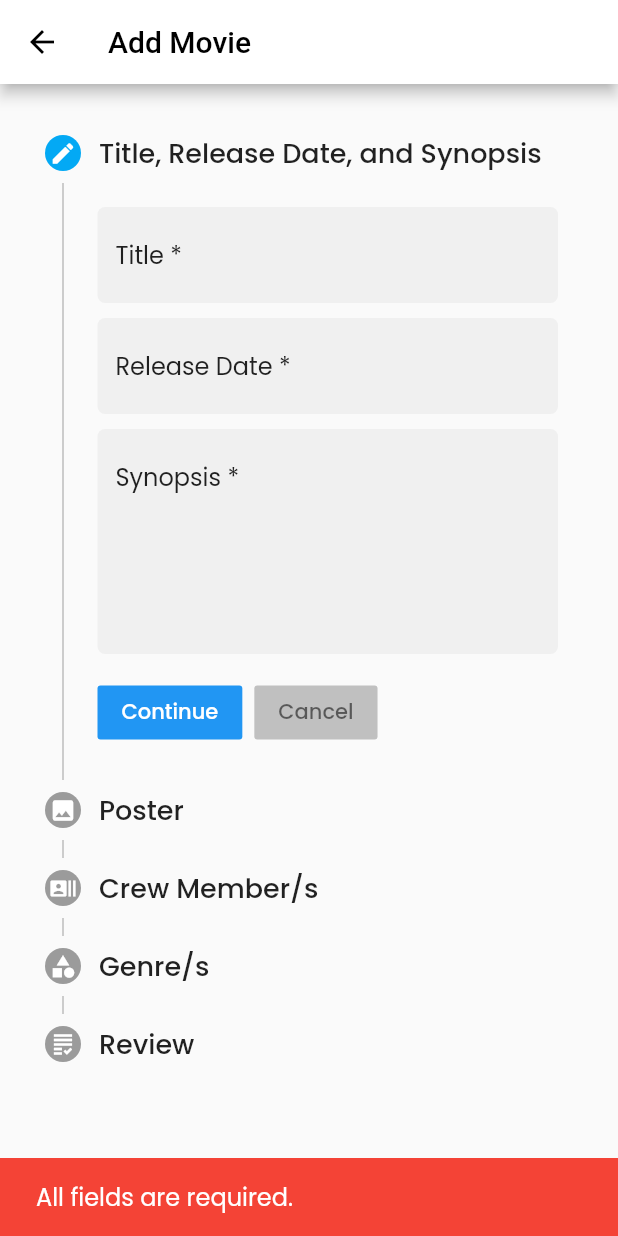
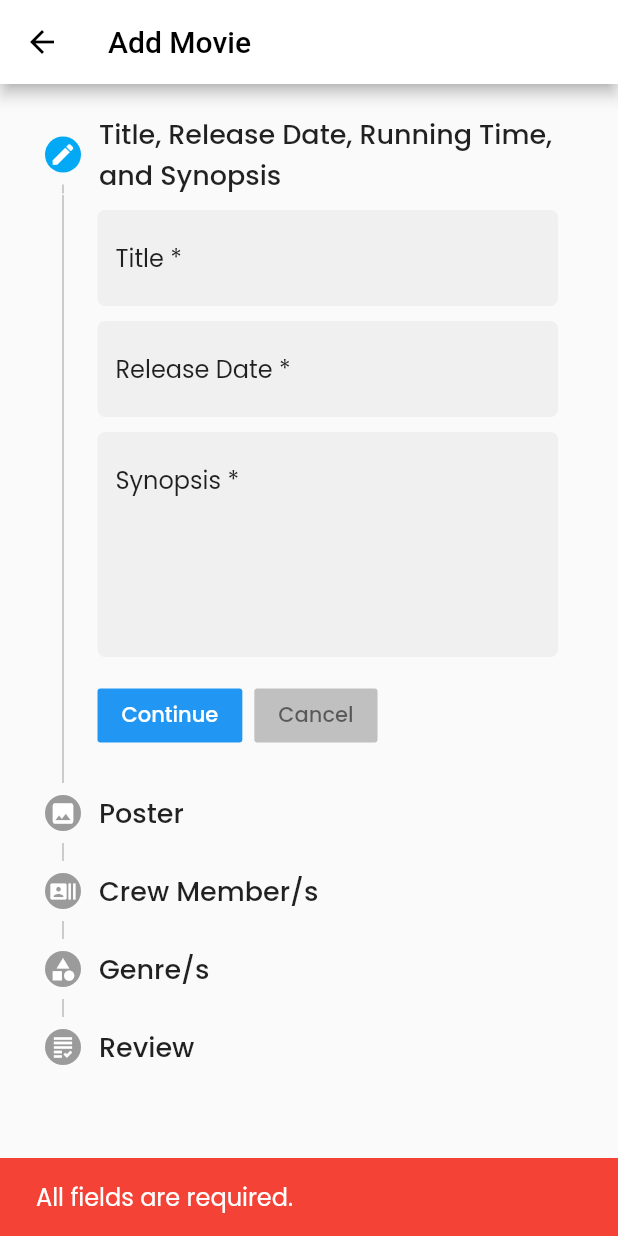
Before and after one commit to abyfernandez/mubidibi, a Flutter app: the AddMovie screen opened directly, after a tap on "Continue", on a phone screen of 412 x 824 dp. Run offline on Flutter 3.47's test engine with Material 2 defaults, Android fonts, the phone set to English and light mode, and no system bars; our stand-ins replace cloud_firestore, dio, firebase_auth, flutter_rating_bar, font_awesome_flutter, get_it and 7 more; missing offline and left inert: floating_action_bubble, searchable_dropdown; accounts and stored records are empty; network calls fail; statements that could not run were skipped.

```diff
--- a/lib/models/movie.dart
+++ b/lib/models/movie.dart
@@ -10,6 +10,7 @@ class Movie {
   final int movieId;
   final String title;
   final String synopsis;
+  final num runningTime;
   final String poster;
   final List<dynamic> genre;
   final String releaseDate;
@@ -19,17 +20,19 @@ class Movie {
     this.movieId,
     this.title,
     this.synopsis,
+    this.runningTime,
     this.poster,
     this.genre,
     this.releaseDate,
     this.addedBy,
   });
 
-  factory Movie.fromJson(Map<String, dynamic> json) {
+  factory Movie.fromJson(Map<dynamic, dynamic> json) {
     return Movie(
       movieId: json['id'],
       title: json['title'],
       synopsis: json['synopsis'],
+      runningTime: json['running_time'],
       poster: json['poster'],
       genre: json['genre'],
       releaseDate: json['release_date'],
@@ -41,6 +44,7 @@ class Movie {
         "id": movieId,
         "title": title,
         "synopsis": synopsis,
+        "running_time": runningTime,
         "poster": poster,
         "genre": genre,
         "release_date": releaseDate,
--- a/lib/models/review.dart
+++ b/lib/models/review.dart
@@ -13,7 +13,7 @@ class Review {
   final String firstName;
   final String middleName;
   final String lastName;
-  final double rating;
+  final num rating;
   final String review;
   final String addedAt;
 
@@ -33,7 +33,10 @@ class Review {
       reviewId: json['id'],
       movieId: json['movie_id'],
       userId: json['account_id'],
-      rating: json['rating'] == 0 ? 0.00 : json['rating'],
+      firstName: json['first_name'],
+      middleName: json['middle_name'],
+      lastName: json['last_name'],
+      rating: json['rating'],
       review: json['review'],
       addedAt: json['added_at'],
     );
--- a/lib/ui/router.dart
+++ b/lib/ui/router.dart
@@ -44,10 +44,10 @@ Route<dynamic> generateRoute(RouteSettings settings) {
       );
     case AddMovieRoute:
       var movie = settings.arguments as Movie;
-      var crew = settings.arguments as Crew;
+      var crewEdit = settings.arguments as List<List<Crew>>;
       return _getPageRoute(
         routeName: settings.name,
-        viewToShow: AddMovie(movie: movie),
+        viewToShow: AddMovie(movie: movie, crewEdit: crewEdit),
       );
     default:
       return MaterialPageRoute(
--- a/lib/ui/views/add_movie.dart
+++ b/lib/ui/views/add_movie.dart
@@ -23,28 +23,34 @@ import 'package:mubidibi/ui/widgets/my_stepper.dart';
 
 class AddMovie extends StatefulWidget {
   final Movie movie;
-  // final List<List<Crew>> crew;
+  final List<List<Crew>> crewEdit;
 
-  AddMovie({Key key, this.movie}) : super(key: key);
+  AddMovie({Key key, this.movie, this.crewEdit}) : super(key: key);
 
   @override
-  _AddMovieState createState() => _AddMovieState(movie);
+  _AddMovieState createState() => _AddMovieState(movie, crewEdit);
 }
 
 // ADD MOVIE FIRST PAGE
 class _AddMovieState extends State<AddMovie> {
   final Movie movie;
-  // final List<List<Crew>> crew;
+  final List<List<Crew>> crewEdit;
 
-  _AddMovieState(this.movie);
+  _AddMovieState(this.movie, this.crewEdit);
 
+  // MOVIE FIELD VARIABLES
   DateTime _date;
   final titleController = TextEditingController();
   final synopsisController = TextEditingController();
+  final runtimeController = TextEditingController();
   File imageFile; // for uploading poster w/ image picker
   final picker = ImagePicker();
   var mimetype;
   String base64Image; // picked image in base64 format
+  var screenshots = List(); // for uploading movie screenshots
+  var imageURI = ''; // for movie edit
+
+  // SERVICES
   final AuthenticationService _authenticationService =
       locator<AuthenticationService>();
   final NavigationService _navigationService = locator<NavigationService>();
@@ -53,9 +59,12 @@ class _AddMovieState extends State<AddMovie> {
   List<int> filmGenres = []; // Genre(s)
   List<int> directors = []; // Director(s)
   List<int> writers = []; // Writer(s)
+  List<DropdownMenuItem> crewItems = [];
+  List<Crew> crewList = [];
+
   int currentStep = 0;
   List<String> stepperTitle = [
-    "Title, Release Date, and Synopsis",
+    "Title, Release Date, Running Time, and Synopsis",
     "Poster",
     "Crew Member/s",
     "Genre/s",
@@ -69,9 +78,6 @@ class _AddMovieState extends State<AddMovie> {
       child: Text(value),
     );
   }).toList();
-
-  List<DropdownMenuItem> crewItems = []; // declare a class variable
-  List<Crew> crewList = []; // declare a class variable
 
   // function for calling viewmodel's getAllCrew method
   void fetchCrew() async {
@@ -133,18 +139,7 @@ class _AddMovieState extends State<AddMovie> {
     return genreIndices;
   }
 
-  // // function for calling viewmodel's getCrewForDetails method (EDIT MOVIE)
-  // Future<List<List<Crew>>> fetchMovieCrew(String movieId) async {
-  //   if (movieId != null) {
-  //     var model = CrewViewModel();
-  //     var crew = await model.getCrewForDetails(movieId: movieId);
-  //     return crew;
-  //   } else {
-  //     return [];
-  //   }
-  // }
-
-  // get image using image picker
+  // get image using image picker for movie poster
   Future getImage() async {
     final pickedFile = await picker.getImage(source: ImageSource.gallery);
     if (pickedFile != null) {
@@ -156,6 +151,41 @@ class _AddMovieState extends State<AddMovie> {
     } else {
       print('No image selected.');
     }
+  }
+
+  // get images using image picker for movie screenshots
+  Future getScreenshot() async {
+    final pickedFile = await picker.getImage(source: ImageSource.gallery);
+    if (pickedFile != null) {
+      var image = File(pickedFile.path);
+      setState(() {
+        screenshots.add(image);
+      });
+      print(screenshots.length);
+    } else {
+      print('No image selected.');
+    }
+  }
+
+  Widget displayScreenshots() {
+    return Column(
+        children: screenshots
+            .map(
+              (pic) => Container(
+                height: 200,
+                width: 150,
+                child: Image.file(
+                  pic,
+                  width: 150,
+                  height: 200,
+                  fit: BoxFit.cover,
+                ),
+                decoration: BoxDecoration(
+                  borderRadius: BorderRadius.circular(5),
+                ),
+              ),
+            )
+            .toList());
   }
 
   final _formKey = GlobalKey<FormState>();
@@ -181,11 +211,21 @@ class _AddMovieState extends State<AddMovie> {
             ? DateTime.parse(movie?.releaseDate)
             : null;
         synopsisController.text = movie?.synopsis ?? '';
+
         // TO DO: IMAGE EDIT
+        imageURI = movie?.poster ?? '';
+
+        // GENRES
         filmGenres = genreIndices(movie?.genre ?? []);
-        // crew here
-        // crew != null ? directors = crew[0] : []
-        // directors = // TO DO: crew initial value in fields
+
+        // CREW
+        directors = crewEdit.isNotEmpty
+            ? crewEdit[0].map((d) => d.crewId).toList()
+            : [];
+        writers = crewEdit.isNotEmpty
+            ? crewEdit[1].map((e) => e.crewId).toList()
+            : [];
+        // TO DO: ACTORS FIELD
       },
       builder: (context, model, child) => Scaffold(
         key: _scaffoldKey,
@@ -256,7 +296,8 @@ class _AddMovieState extends State<AddMovie> {
                                     }
                                     break;
                                   case 1: // poster
-                                    if (imageFile == null) {
+                                    if (imageFile == null ||
+                                        imageURI.trim() == '') {
                                       // show error snackbar
                                       _scaffoldKey.currentState.showSnackBar(
                                           mySnackBar(
@@ -307,7 +348,8 @@ class _AddMovieState extends State<AddMovie> {
                                       }
                                       break;
                                     case 1: // poster
-                                      if (imageFile == null) {
+                                      if (imageFile == null ||
+                                          imageURI.trim() == '') {
                                         checker = false;
                                       }
                                       break;
@@ -359,7 +401,8 @@ class _AddMovieState extends State<AddMovie> {
                                     }
                                     break;
                                   case 1: // poster
-                                    if (imageFile == null) {
+                                    if (imageFile == null ||
+                                        imageURI.trim() == '') {
                                       // show error snackbar
                                       _scaffoldKey.currentState.showSnackBar(
                                           mySnackBar(
@@ -410,7 +453,10 @@ class _AddMovieState extends State<AddMovie> {
                                       title: titleController.text,
                                       synopsis: synopsisController.text,
                                       releaseDate: _date.toIso8601String(),
+                                      runningTime: 100.toString(),
                                       poster: imageFile,
+                                      imageURI: imageURI,
+                                      screenshots: screenshots,
                                       mimetype: mimetype,
                                       genre: filmGenres,
                                       directors: crewIds(directors),
@@ -607,16 +653,6 @@ class _AddMovieState extends State<AddMovie> {
               SizedBox(
                 height: 10,
               ),
-              // Material(
-              //   child: Container(
-              //     child: IconButton(
-              //       tooltip: 'Send Image',
-              //       icon: Icon(Icons.image, size: 50),
-              //       onPressed: getImage,
-              //       color: Theme.of(context).accentColor,
-              //     ),
-              //   ),
-              // ),
               GestureDetector(
                 onTap: getImage,
                 child: Container(
@@ -625,20 +661,23 @@ class _AddMovieState extends State<AddMovie> {
                   decoration: BoxDecoration(
                     borderRadius: BorderRadius.circular(5),
                   ),
-                  child: imageFile != null
+                  child: imageFile != null || imageURI.trim() != ''
                       ? Container(
                           height: 200,
                           width: 150,
-                          child: Image.file(
-                            imageFile,
-                            width: 150,
-                            height: 200,
-                            fit: BoxFit.cover,
-                          ),
-                          decoration: BoxDecoration(
-                            borderRadius: BorderRadius.circular(5),
-                          ),
-                        )
+                          child: imageFile != null
+                              ? Image.file(
+                                  imageFile,
+                                  width: 150,
+                                  height: 200,
+                                  fit: BoxFit.cover,
+                                )
+                              : Image.network(
+                                  imageURI,
+                                  width: 150,
+                                  height: 200,
+                                  fit: BoxFit.cover,
+                                ))
                       : Container(
                           height: 200,
                           width: 150,
@@ -652,7 +691,36 @@ class _AddMovieState extends State<AddMovie> {
                           ),
                         ),
                 ),
-              )
+              ),
+              SizedBox(
+                height: 10,
+              ),
+              GestureDetector(
+                onTap: getScreenshot,
+                child: Container(
+                  height: 200,
+                  width: 150,
+                  decoration: BoxDecoration(
+                    borderRadius: BorderRadius.circular(5),
+                  ),
+                  child: Container(
+                    height: 200,
+                    width: 150,
+                    child: Icon(
+                      Icons.camera_alt,
+                      color: Colors.grey[800],
+                    ),
+                    decoration: BoxDecoration(
+                      color: Color.fromRGBO(240, 240, 240, 1),
+                      borderRadius: BorderRadius.circular(5),
+                    ),
+                  ),
+                ),
+              ),
+
+              // multiple files for screenshots
+              // TO DO: FIX UI FOR DISPLAY
+              screenshots.length != 0 ? displayScreenshots() : Container(),
             ],
           ),
         );
```
Also changed, not shown: lib/ui/views/movie_view.dart (+148 -103 lines), lib/viewmodels/movie_view_model.dart (+14 -0 lines), lib/viewmodels/review_view_model.dart (+12 -0 lines), 1 other file.
